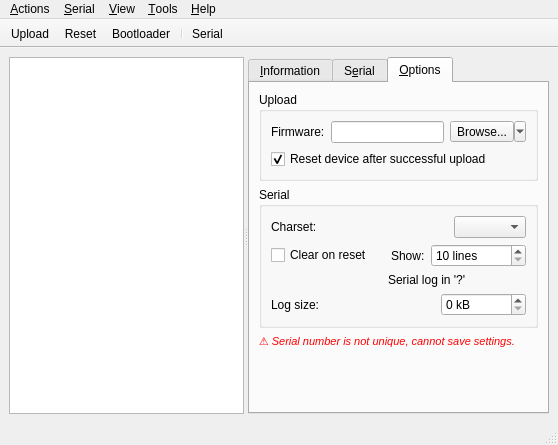
The window that src/tycommander/main_window.ui (Koromix/tytools) describes before a commit, drawn with Qt 5.
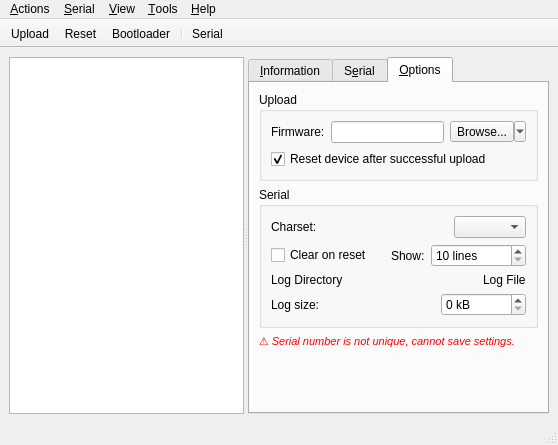
The same window after the commit. The open tabs and pages were chosen to show the change. Icons and pictures are not drawn. Custom widgets are drawn as their Qt base class.

Commit message: Directory name and code changes

Diff of the .ui file:
```diff
--- a/src/tycommander/main_window.ui
+++ b/src/tycommander/main_window.ui
@@ -425,23 +425,17 @@
              </layout>
             </item>
             <item>
-             <layout class="QHBoxLayout" name="horizontalLayout_ser_logfile_name">
+             <layout class="QHBoxLayout" name="horizontalLayout_6" stretch="1,0,0">
               <item>
                <widget class="QLabel" name="serialLogFolderLabel">
                   <property name="sizePolicy">
-                   <sizepolicy hsizetype="Maximum" vsizetype="Preferred">
-                    <horstretch>1</horstretch>
+                 <sizepolicy hsizetype="Ignored" vsizetype="Preferred">
+                  <horstretch>0</horstretch>
                     <verstretch>0</verstretch>
                    </sizepolicy>
                   </property>
-                  <property name="minimumSize">
-                   <size>
-                    <width>1</width>
-                    <height>0</height>
-                   </size>
-                  </property>
                   <property name="text">
-                   <string notr="true"></string>
+                 <string notr="true">Log Directory</string>
                   </property>
                   <property name="openExternalLinks">
                    <bool>true</bool>
@@ -449,34 +443,34 @@
                </widget>
               </item>
               <item>
-               <widget class="QLabel" name="serialLogFileLabel">
-                  <property name="sizePolicy">
-                   <sizepolicy hsizetype="Maximum" vsizetype="Preferred">
-                    <horstretch>2</horstretch>
-                    <verstretch>0</verstretch>
-                   </sizepolicy>
-                  </property>
-                  <property name="minimumSize">
-                   <size>
-                    <width>40</width>
-                    <height>0</height>
-                   </size>
-                  </property>
-                  <property name="text">
-                   <string notr="true">Serial log in '?'</string>
-                  </property>
-                  <property name="openExternalLinks">
-                   <bool>true</bool>
-                  </property>
-               </widget>
-              </item>
-              <item>
-               <spacer name="horizontalSpacer_2">
+               <spacer name="horizontalSpacer_4">
                 <property name="orientation">
                  <enum>Qt::Horizontal</enum>
                 </property>
+                <property name="sizeHint" stdset="0">
+                 <size>
+                  <width>0</width>
+                  <height>0</height>
+                 </size>
+                </property>
                </spacer>
               </item>
+              <item>
+               <widget class="QLabel" name="serialLogFileLabel">
+                <property name="minimumSize">
+                 <size>
+                  <width>40</width>
+                  <height>0</height>
+                 </size>
+                </property>
+                <property name="text">
+                 <string notr="true">Log File</string>
+                </property>
+                <property name="openExternalLinks">
+                 <bool>true</bool>
+                </property>
+               </widget>
+              </item>
              </layout>
             </item>
             <item>
```
Left out of the diff: 2 changed lines with no effect on the pictures. Lines whose indentation alone changed are shown as unchanged. The commit also changes 1 other file.
